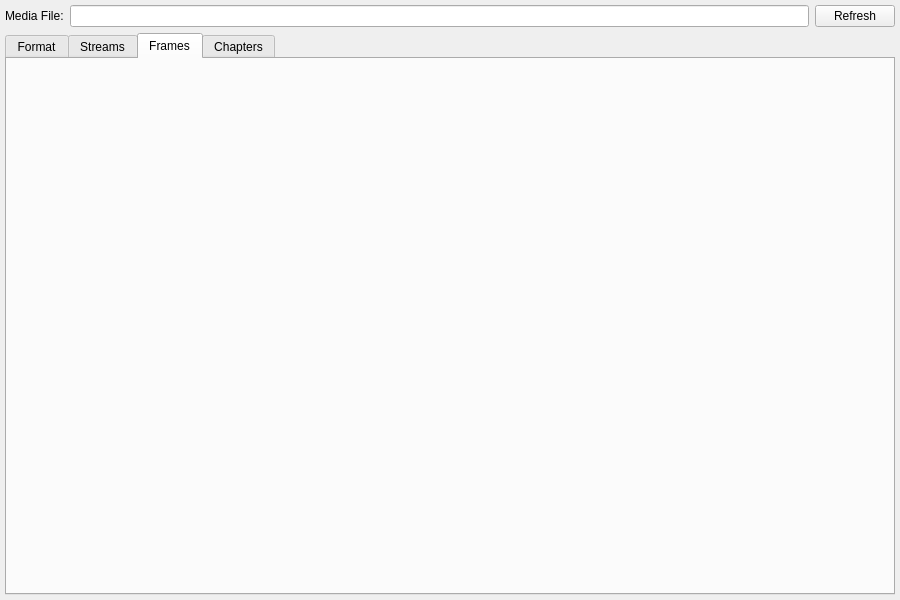
First picture: the form in src/widgets/mediapropswg.ui, repository SunStorm2018/media-debuger, before the edit.
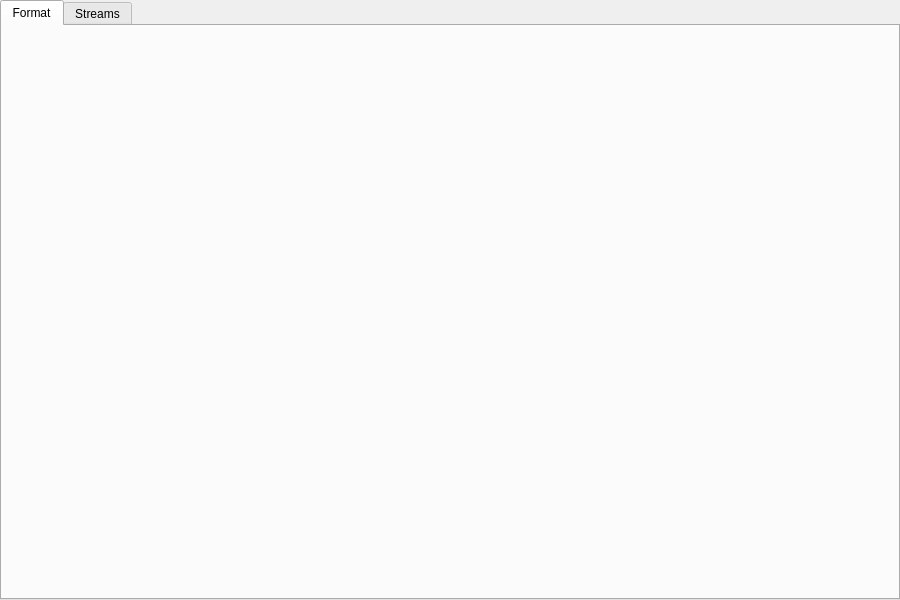
Second picture: the form after the edit. The open tabs and pages were chosen to show the change.

Commit message:
refactor(ui): redesign media properties widget with JsonFormatWG
Replace InfoWidgets with JsonFormatWG for media properties display, removing frames and chapters tabs while adding search functionality. Convert MediaPropsWG to singleton pattern and simplify async loading logic by delegating progress handling to the widget itself.

```diff
--- a/src/widgets/mediapropswg.ui
+++ b/src/widgets/mediapropswg.ui
@@ -17,56 +17,17 @@
   </property>
   <layout class="QVBoxLayout" name="verticalLayout">
    <property name="leftMargin">
-    <number>5</number>
+    <number>0</number>
    </property>
    <property name="topMargin">
-    <number>5</number>
+    <number>0</number>
    </property>
    <property name="rightMargin">
-    <number>5</number>
+    <number>0</number>
    </property>
    <property name="bottomMargin">
-    <number>5</number>
+    <number>0</number>
    </property>
-   <item>
-    <widget class="QWidget" name="headerWidget" native="true">
-     <layout class="QHBoxLayout" name="horizontalLayout">
-      <property name="leftMargin">
-       <number>0</number>
-      </property>
-      <property name="topMargin">
-       <number>0</number>
-      </property>
-      <property name="rightMargin">
-       <number>0</number>
-      </property>
-      <property name="bottomMargin">
-       <number>0</number>
-      </property>
-      <item>
-       <widget class="QLabel" name="fileLabel">
-        <property name="text">
-         <string>Media File:</string>
-        </property>
-       </widget>
-      </item>
-      <item>
-       <widget class="QLineEdit" name="fileLineEdit">
-        <property name="readOnly">
-         <bool>true</bool>
-        </property>
-       </widget>
-      </item>
-      <item>
-       <widget class="QPushButton" name="refreshButton">
-        <property name="text">
-         <string>Refresh</string>
-        </property>
-       </widget>
-      </item>
-     </layout>
-    </widget>
-   </item>
    <item>
     <widget class="QTabWidget" name="tabWidget">
      <property name="currentIndex">
@@ -116,50 +77,6 @@
        </property>
       </layout>
      </widget>
-     <widget class="QWidget" name="framesTab">
-      <attribute name="title">
-       <string>Frames</string>
-      </attribute>
-      <layout class="QVBoxLayout" name="framesLayout">
-       <property name="spacing">
-        <number>0</number>
-       </property>
-       <property name="leftMargin">
-        <number>0</number>
-       </property>
-       <property name="topMargin">
-        <number>0</number>
-       </property>
-       <property name="rightMargin">
-        <number>0</number>
-       </property>
-       <property name="bottomMargin">
-        <number>0</number>
-       </property>
-      </layout>
-     </widget>
-     <widget class="QWidget" name="chaptersTab">
-      <attribute name="title">
-       <string>Chapters</string>
-      </attribute>
-      <layout class="QVBoxLayout" name="chaptersLayout">
-       <property name="spacing">
-        <number>0</number>
-       </property>
-       <property name="leftMargin">
-        <number>0</number>
-       </property>
-       <property name="topMargin">
-        <number>0</number>
-       </property>
-       <property name="rightMargin">
-        <number>0</number>
-       </property>
-       <property name="bottomMargin">
-        <number>0</number>
-       </property>
-      </layout>
-     </widget>
     </widget>
    </item>
   </layout>
```
Left out of the diff: 2 changed lines with no effect on the pictures. The commit also changes 7 other files.
